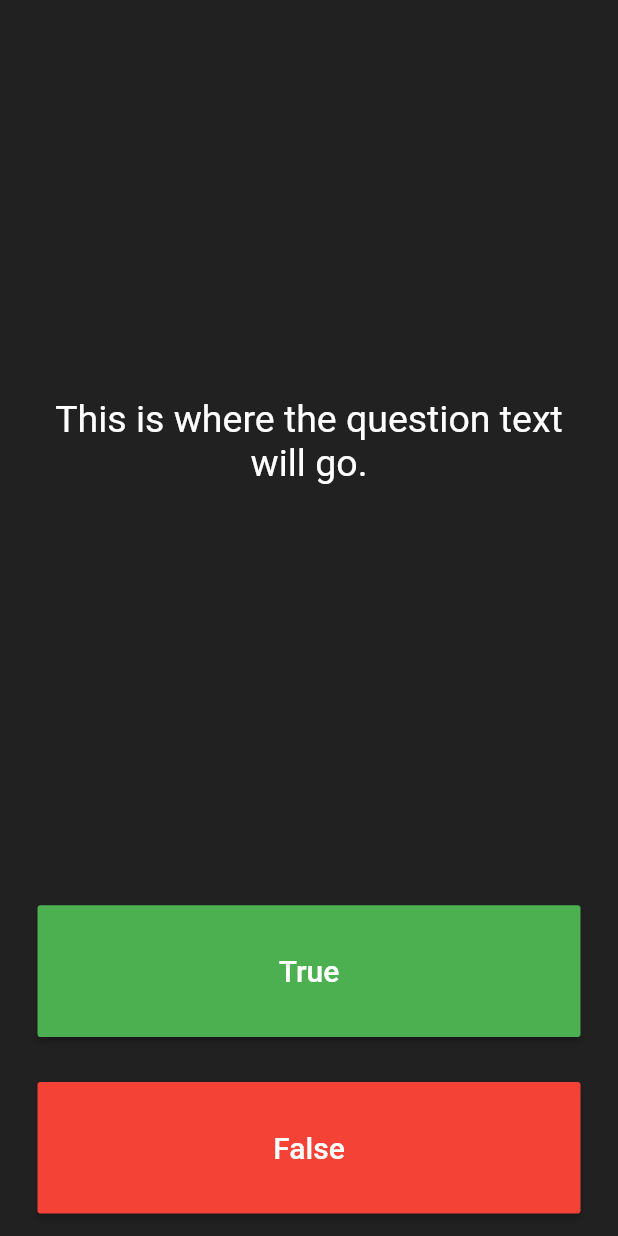
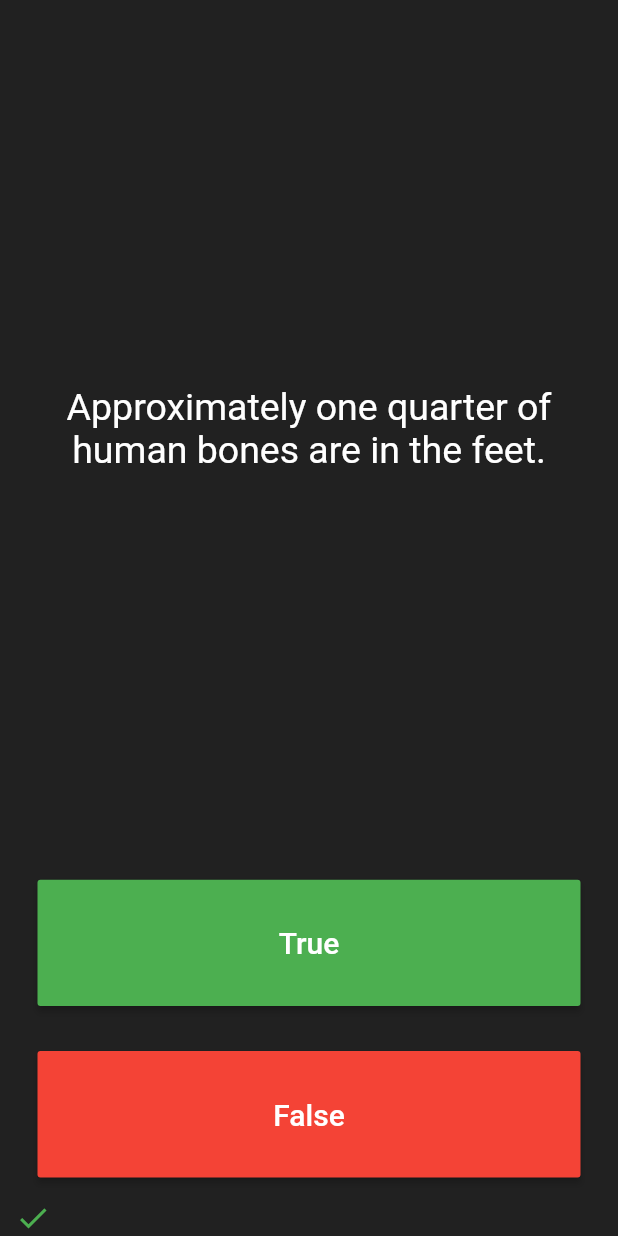
Before and after one commit to Muhammad-Bilal12/flutter_quiz_app, a Flutter app: the screen it shows after launch, after a tap on "True", on a phone screen of 412 x 824 dp. Run offline on Flutter 3.47's test engine with Material 2 defaults, Android fonts, the phone set to English and light mode, and no system bars.

Commit message:
User Question

```diff
--- a/lib/main.dart
+++ b/lib/main.dart
@@ -25,6 +25,13 @@
 }
 
 class _QuizPageState extends State<QuizPage> {
+  List<Icon> scoreKeeper = <Icon>[];
+  List<String> questions = <String>[
+    'You can lead a cow down stairs but not up stairs.',
+    'Approximately one quarter of human bones are in the feet.',
+    'A slug\'s blood is green.'
+  ];
+  int questionNumber = 0;
   @override
   Widget build(BuildContext context) {
     return Column(
@@ -34,12 +41,12 @@
         Expanded(
           flex: 5,
           child: Padding(
-            padding: EdgeInsets.all(10.0),
+            padding: const EdgeInsets.all(10.0),
             child: Center(
               child: Text(
-                'This is where the question text will go.',
+                questions[questionNumber],
                 textAlign: TextAlign.center,
-                style: TextStyle(
+                style: const TextStyle(
                   fontSize: 25.0,
                   color: Colors.white,
                 ),
@@ -49,11 +56,11 @@
         ),
         Expanded(
           child: Padding(
-            padding: EdgeInsets.all(15.0),
+            padding: const EdgeInsets.all(15.0),
             child: MaterialButton(
               textColor: Colors.white,
               color: Colors.green,
-              child: Text(
+              child: const Text(
                 'True',
                 style: TextStyle(
                   color: Colors.white,
@@ -62,16 +69,23 @@
               ),
               onPressed: () {
                 //The user picked true.
+                setState(() {
+                  questionNumber++;
+                  scoreKeeper.add(const Icon(
+                    Icons.check,
+                    color: Colors.green,
+                  ));
+                });
               },
             ),
           ),
         ),
         Expanded(
           child: Padding(
-            padding: EdgeInsets.all(15.0),
+            padding: const EdgeInsets.all(15.0),
             child: MaterialButton(
               color: Colors.red,
-              child: Text(
+              child: const Text(
                 'False',
                 style: TextStyle(
                   fontSize: 20.0,
@@ -80,11 +94,21 @@
               ),
               onPressed: () {
                 //The user picked false.
+                setState(() {
+                  questionNumber++;
+                  scoreKeeper.add(const Icon(
+                    Icons.close,
+                    color: Colors.red,
+                  ));
+                });
               },
             ),
           ),
         ),
         //TODO: Add a Row here as your score keeper
+        Row(
+          children: scoreKeeper,
+        ),
       ],
     );
   }
```
